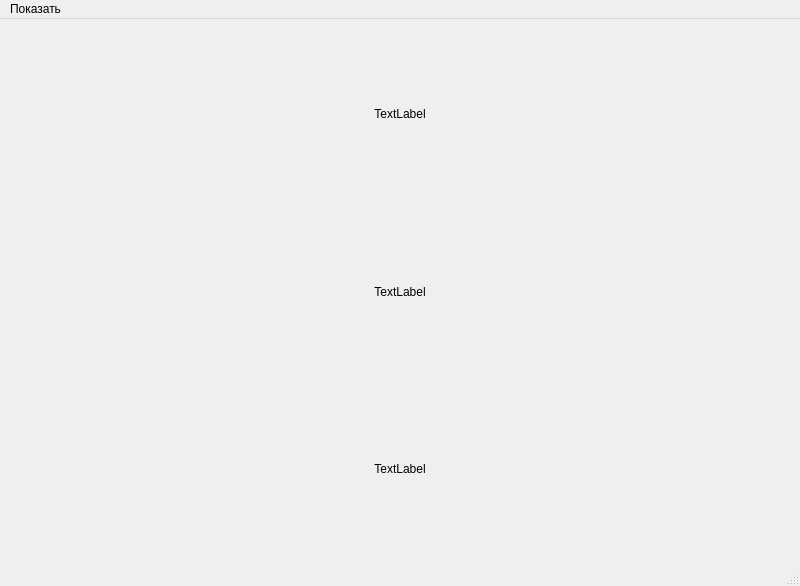
First picture: the form in _main.ui, repository pAVlicSim/wather_pyside, before the edit.
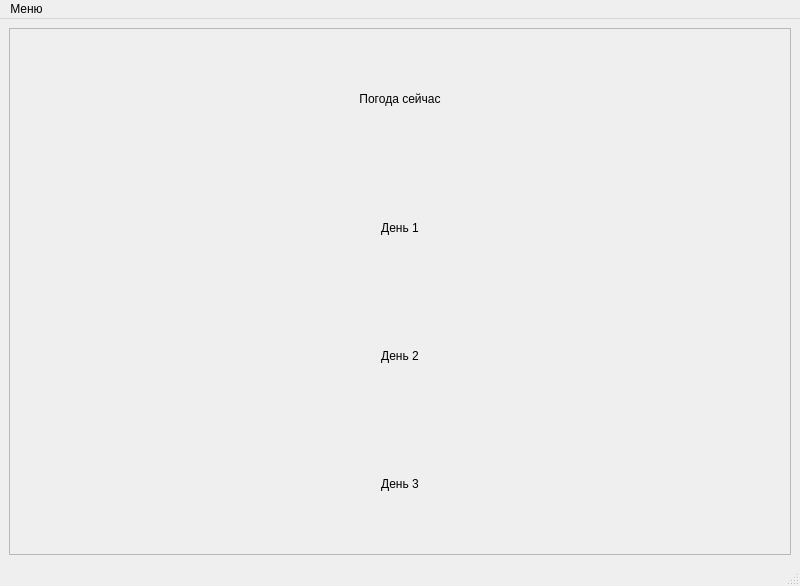
Second picture: the form after the edit.

```diff
--- a/_main.ui
+++ b/_main.ui
@@ -18,9 +18,36 @@
     <item>
      <layout class="QVBoxLayout" name="verticalLayout">
       <item>
+       <widget class="QScrollArea" name="scrollArea">
+        <property name="widgetResizable">
+         <bool>true</bool>
+        </property>
+        <widget class="QWidget" name="scrollAreaWidgetContents">
+         <property name="geometry">
+          <rect>
+           <x>0</x>
+           <y>0</y>
+           <width>778</width>
+           <height>510</height>
+          </rect>
+         </property>
+         <layout class="QVBoxLayout" name="verticalLayout_4">
+          <item>
+           <layout class="QVBoxLayout" name="verticalLayout_3">
+            <item>
+             <widget class="QLabel" name="label_now">
+              <property name="text">
+               <string>Погода сейчас</string>
+              </property>
+              <property name="alignment">
+               <set>Qt::AlignCenter</set>
+              </property>
+             </widget>
+            </item>
+            <item>
        <widget class="QLabel" name="label_day1">
         <property name="text">
-         <string>TextLabel</string>
+               <string>День 1</string>
         </property>
         <property name="alignment">
          <set>Qt::AlignCenter</set>
@@ -30,7 +57,7 @@
       <item>
        <widget class="QLabel" name="label_day2">
         <property name="text">
-         <string>TextLabel</string>
+               <string>День 2</string>
         </property>
         <property name="alignment">
          <set>Qt::AlignCenter</set>
@@ -40,11 +67,17 @@
       <item>
        <widget class="QLabel" name="label_day3">
         <property name="text">
-         <string>TextLabel</string>
+               <string>День 3</string>
         </property>
         <property name="alignment">
          <set>Qt::AlignCenter</set>
         </property>
+             </widget>
+            </item>
+           </layout>
+          </item>
+         </layout>
+        </widget>
        </widget>
       </item>
      </layout>
@@ -57,12 +90,12 @@
      <x>0</x>
      <y>0</y>
      <width>800</width>
-     <height>22</height>
+     <height>27</height>
     </rect>
    </property>
    <widget class="QMenu" name="menu">
     <property name="title">
-     <string>Показать</string>
+     <string>Меню</string>
     </property>
     <addaction name="action_search"/>
     <addaction name="action_charts"/>
```
Left out of the diff: 5 changed lines with no effect on the pictures. Lines whose indentation alone changed are shown as unchanged.
